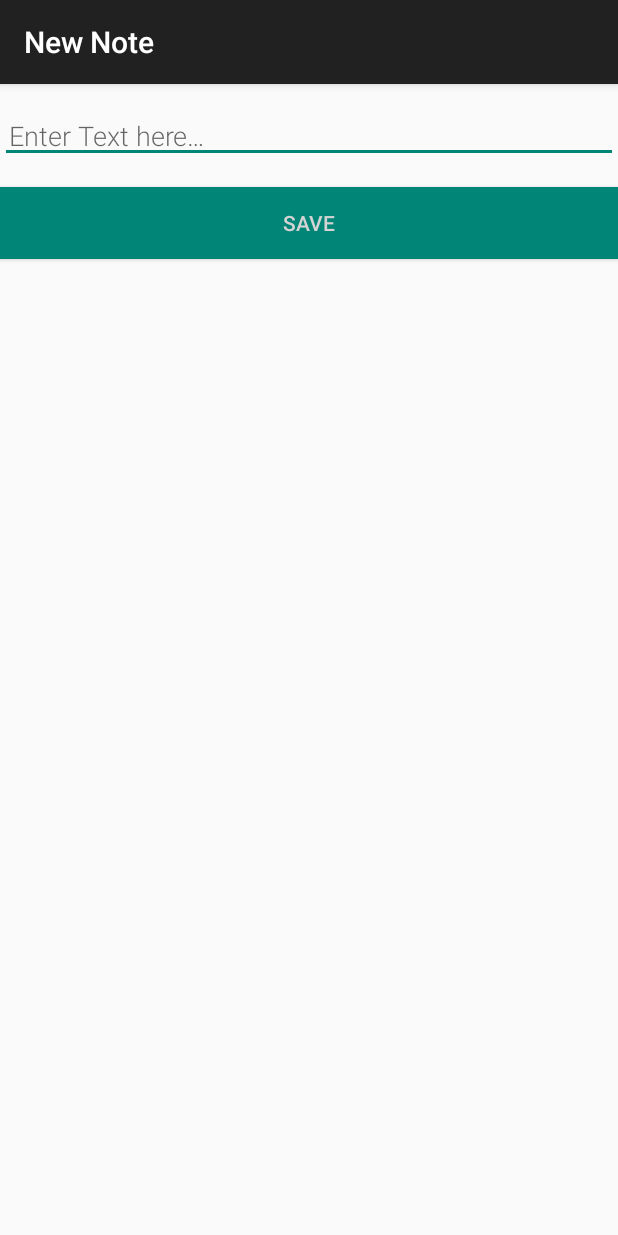
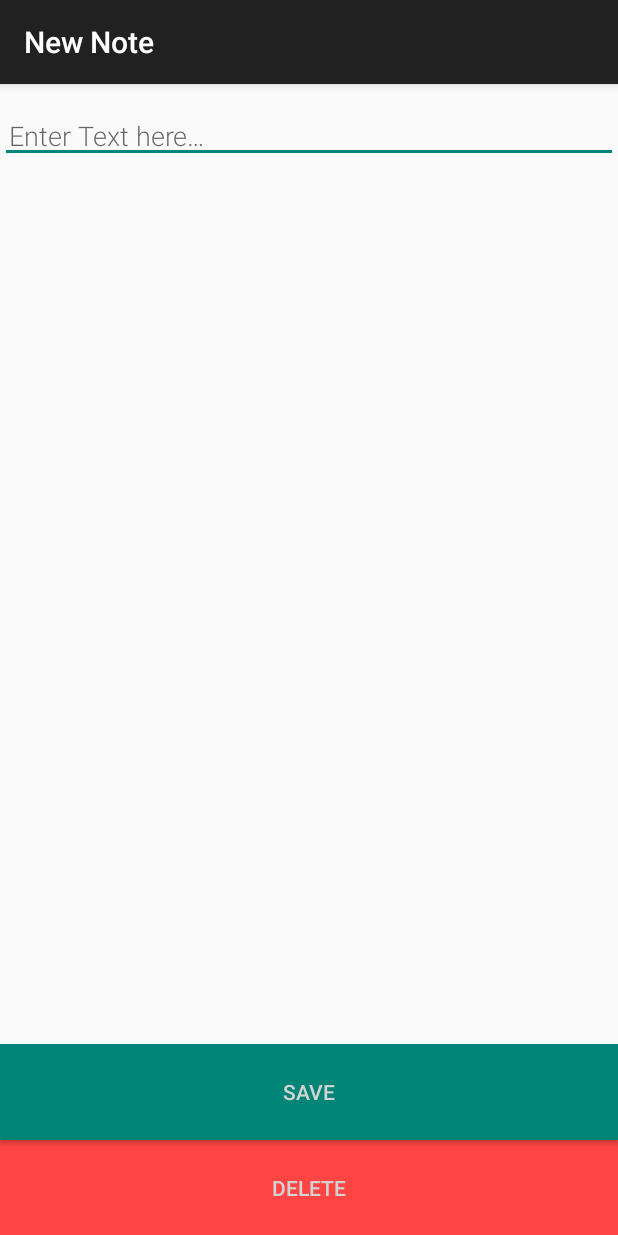
Before and after one commit to Apanian25/am2pm, an Android app: the NewNoteActivity screen opened directly, with no data from a screen before it, on a phone screen of 412 x 824 dp. Run offline under Robolectric (Android 15) with nearby library versions, the phone set to English and light mode, and no system bars.

Commit message:
Add delete button and its functionality

```diff
--- a/Stockers/app/src/main/java/com/dawson/jonat/stockers/NewNoteActivity.java
+++ b/Stockers/app/src/main/java/com/dawson/jonat/stockers/NewNoteActivity.java
@@ -13,6 +13,7 @@ public class NewNoteActivity extends AppCompatActivity {
     public static final String EXTRA_REPLY = "com.example.android.wordlistsql.REPLY";
 
     private EditText mEditNoteView;
+    private Button saveButton, deleteButton;
 
     @Override
     public void onCreate(Bundle savedInstanceState) {
@@ -20,27 +21,22 @@ public class NewNoteActivity extends AppCompatActivity {
         setContentView(R.layout.activity_new_note);
         mEditNoteView = findViewById(R.id.edit_note);
 
-        final Button button = findViewById(R.id.button_save);
+        saveButton = findViewById(R.id.button_save);
+        deleteButton = findViewById(R.id.button_delete);
+
         final Intent intent = getIntent();
 
         if(intent.getExtras() == null) {
-            button.setOnClickListener(new View.OnClickListener() {
-                public void onClick(View view) {
-                    Intent replyIntent = new Intent();
-                    if (TextUtils.isEmpty(mEditNoteView.getText())) {
-                        setResult(RESULT_CANCELED, replyIntent);
+            loadNewNote(intent);
         } else {
-                        String note = mEditNoteView.getText().toString();
-                        replyIntent.putExtra(EXTRA_REPLY, note);
-                        setResult(RESULT_OK, replyIntent);
+            loadEditNote(intent);
         }
-                    finish();
     }
-            });
-        } else {
+
+    private void loadEditNote(final Intent intent) {
         mEditNoteView.setText(intent.getExtras().getString("note"));
 
-            button.setOnClickListener(new View.OnClickListener() {
+        saveButton.setOnClickListener(new View.OnClickListener() {
             public void onClick(View view) {
                 Intent replyIntent = new Intent();
                 if (TextUtils.isEmpty(mEditNoteView.getText())) {
@@ -54,6 +50,36 @@ public class NewNoteActivity extends AppCompatActivity {
                 finish();
             }
         });
+
+        deleteButton.setOnClickListener(new View.OnClickListener() {
+            public void onClick(View view) {
+                Intent replyIntent = new Intent();
+                replyIntent.putExtra("id", intent.getExtras().getInt("id"));
+                setResult(RESULT_CANCELED, intent);
+
+                finish();
+            }
+        });
+
+    }
+
+    private void loadNewNote(final Intent intent) {
+        saveButton.setOnClickListener(new View.OnClickListener() {
+            public void onClick(View view) {
+                Intent replyIntent = new Intent();
+                if (TextUtils.isEmpty(mEditNoteView.getText())) {
+                    setResult(RESULT_CANCELED, replyIntent);
+                } else {
+                    String note = mEditNoteView.getText().toString();
+                    replyIntent.putExtra(EXTRA_REPLY, note);
+                    setResult(RESULT_OK, replyIntent);
+                }
+                finish();
+            }
+        });
+
+        /*delete button should not exist, the user can press the back button on their
+          device to have the app go back to the previous page*/
+        deleteButton.setEnabled(false);
     }
 }
-}
--- a/Stockers/app/src/main/java/com/dawson/jonat/stockers/NoteViewModel.java
+++ b/Stockers/app/src/main/java/com/dawson/jonat/stockers/NoteViewModel.java
@@ -55,4 +55,6 @@ public class NoteViewModel extends AndroidViewModel {
     public void updateNote(String id, String note){
         noteRepository.updateNote(id, note);
     }
+
+    public void deleteNote(Integer id) { noteRepository.deleteNote(id);}
 }
--- a/Stockers/app/src/main/res/layout/activity_new_note.xml
+++ b/Stockers/app/src/main/res/layout/activity_new_note.xml
@@ -1,9 +1,14 @@
 <?xml version="1.0" encoding="utf-8"?>
 
 <LinearLayout xmlns:android="http://schemas.android.com/apk/res/android"
-    xmlns:tools="http://schemas.android.com/tools"
-    android:orientation="vertical" android:layout_width="match_parent"
+    android:orientation="vertical"
+    android:layout_width="match_parent"
     android:layout_height="match_parent">
+
+    <LinearLayout
+        android:layout_width="match_parent"
+        android:layout_height="0dp"
+        android:layout_weight="5">
 
         <EditText
             android:id="@+id/edit_note"
@@ -16,13 +21,32 @@
             android:layout_marginBottom="@dimen/big_padding"
             android:layout_marginTop="@dimen/big_padding"
             android:textSize="18sp" />
+    </LinearLayout>
+
+    <LinearLayout
+        android:layout_width="match_parent"
+        android:layout_height="0dp"
+        android:layout_weight="1"
+        android:orientation="vertical">
 
         <Button
             android:id="@+id/button_save"
             android:layout_width="match_parent"
-        android:layout_height="wrap_content"
+            android:layout_height="0dp"
+            android:layout_weight="1"
             android:background="@color/colorPrimary"
             android:text="@string/button_save"
             android:textColor="@color/buttonLabel" />
 
+        <Button
+            android:id="@+id/button_delete"
+            android:layout_width="match_parent"
+            android:layout_height="0dp"
+            android:layout_weight="1"
+            android:background="@android:color/holo_red_light"
+            android:text="@string/button_delete"
+            android:textColor="@color/buttonLabel" />
+
     </LinearLayout>
+
+</LinearLayout>
--- a/Stockers/app/src/main/res/values/strings.xml
+++ b/Stockers/app/src/main/res/values/strings.xml
@@ -5,4 +5,6 @@
     <string name="button_save">Save</string>
     <string name="empty_not_saved">Note not saved because it is empty<empty></empty></string>
     <string name="title_activity_new_note">New Note</string>
+    <string name="button_delete">Delete</string>
+    <string name="item_deleted">The note has been deleted</string>
 </resources>
```
Also changed, not shown: Stockers/app/src/main/java/com/dawson/jonat/stockers/NoteActivity.java (+11 -3 lines), Stockers/app/src/main/java/com/dawson/jonat/stockers/NoteRepository.java (+23 -0 lines). Lines whose indentation alone changed are shown as unchanged.
